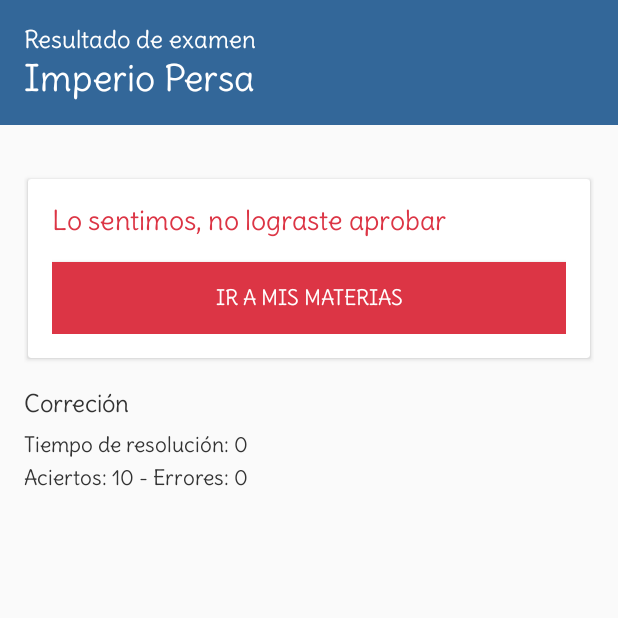
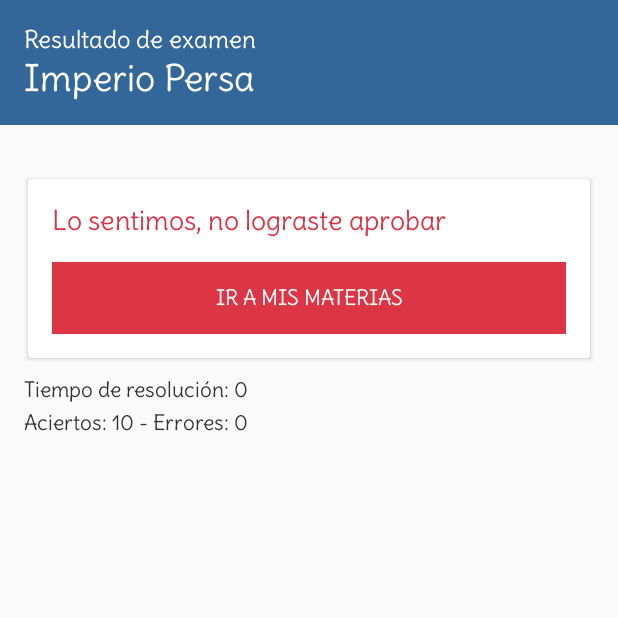
Before and after one commit to alexisromriv/ProbateApp, an Android app: the ResultadoExamenActivity screen opened directly, with no data from a screen before it, on a phone screen of 412 x 824 dp, the top half of it. Run offline under Robolectric (Android 15) with nearby library versions, the phone set to English and light mode, and no system bars; 4 statements that could not run were skipped.

Commit message:
Resultado examen

```diff
--- a/app/src/main/res/layout/activity_resultado_examen.xml
+++ b/app/src/main/res/layout/activity_resultado_examen.xml
@@ -68,11 +68,6 @@
 
         </androidx.cardview.widget.CardView>
 
-        <TextView
-            style="@style/h4"
-            android:text="Correción"
-            android:layout_marginTop="16dp">
-        </TextView>
 
         <TextView
             android:id="@+id/tvTiempoResolucion"
```
